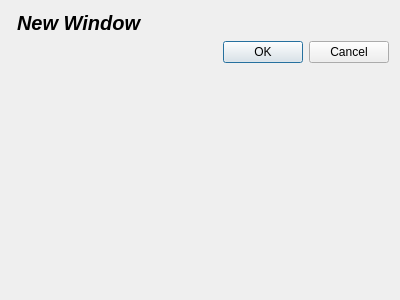
First picture: the form in 3_homework/QtDesigner/dialog.ui, repository stapikka/qt_homeworks, before the edit.
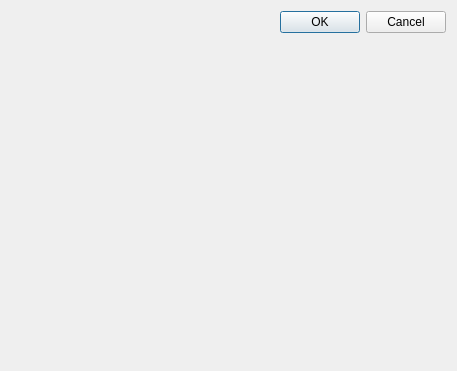
Second picture: the form after the edit.

```diff
--- a/3_homework/QtDesigner/dialog.ui
+++ b/3_homework/QtDesigner/dialog.ui
@@ -6,15 +6,15 @@
    <rect>
     <x>0</x>
     <y>0</y>
-    <width>400</width>
-    <height>300</height>
+    <width>457</width>
+    <height>371</height>
    </rect>
   </property>
   <property name="windowTitle">
    <string>Dialog</string>
   </property>
   <layout class="QFormLayout" name="formLayout">
-   <item row="2" column="1">
+   <item row="1" column="1">
     <widget class="QDialogButtonBox" name="buttonBox">
      <property name="orientation">
       <enum>Qt::Horizontal</enum>
@@ -24,22 +24,6 @@
      </property>
     </widget>
    </item>
-   <item row="0" column="1">
-    <widget class="QLabel" name="label">
-     <property name="font">
-      <font>
-       <pointsize>15</pointsize>
-       <italic>true</italic>
-       <bold>true</bold>
-       <underline>false</underline>
-       <strikeout>false</strikeout>
-      </font>
-     </property>
-     <property name="text">
-      <string>New Window</string>
-     </property>
-    </widget>
-   </item>
   </layout>
  </widget>
  <resources/>
```
